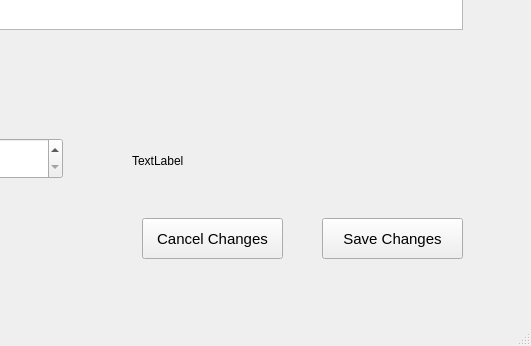
The window that gui_pomodoro_settings.ui (zgjimzhubajj/Student-Assistant) describes before a commit, drawn with Qt 5; both pictures show x 248 to 779 and y 362 to 708 of the 779 by 708 pixel window.
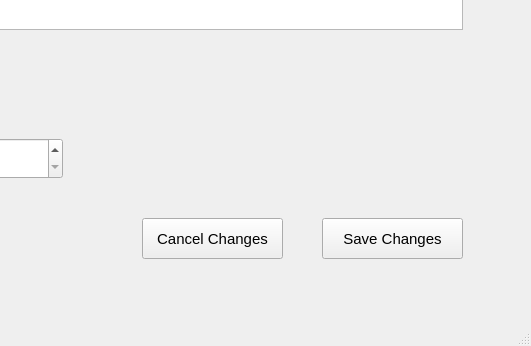
The same window after the commit.

Commit message: The button Pomodoro Settings is finished GUI wise and Functionality wise

Patch:
```diff
--- a/gui_pomodoro_settings.ui
+++ b/gui_pomodoro_settings.ui
@@ -171,8 +171,13 @@
       <height>21</height>
      </rect>
     </property>
+    <property name="font">
+     <font>
+      <pointsize>11</pointsize>
+     </font>
+    </property>
     <property name="text">
-     <string>TextLabel</string>
+     <string/>
     </property>
    </widget>
   </widget>
```
The commit also changes 17 other files.
